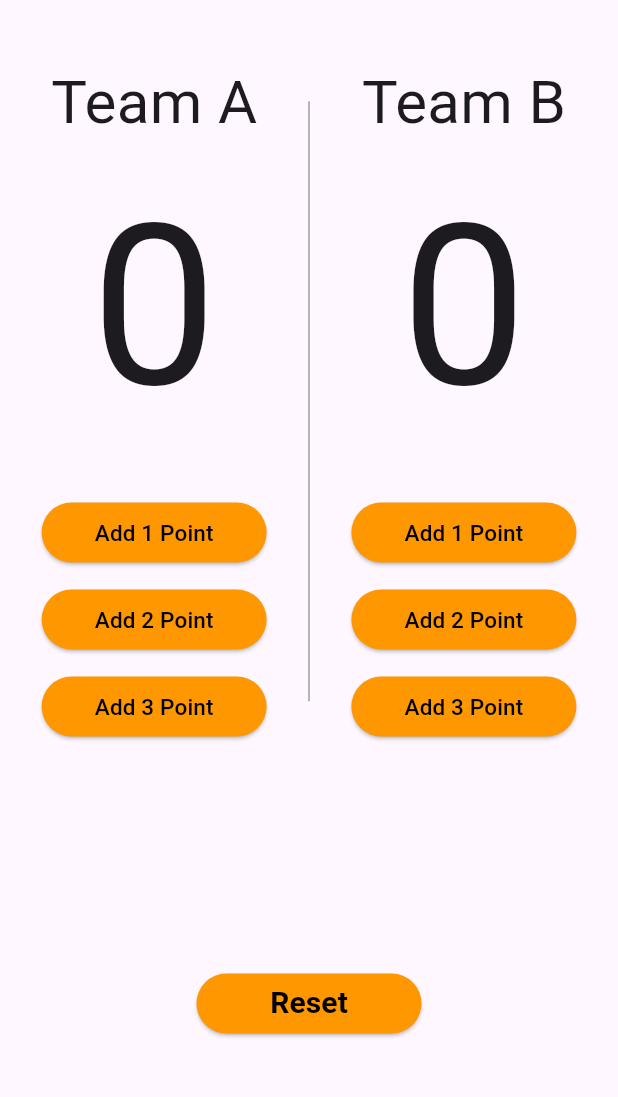
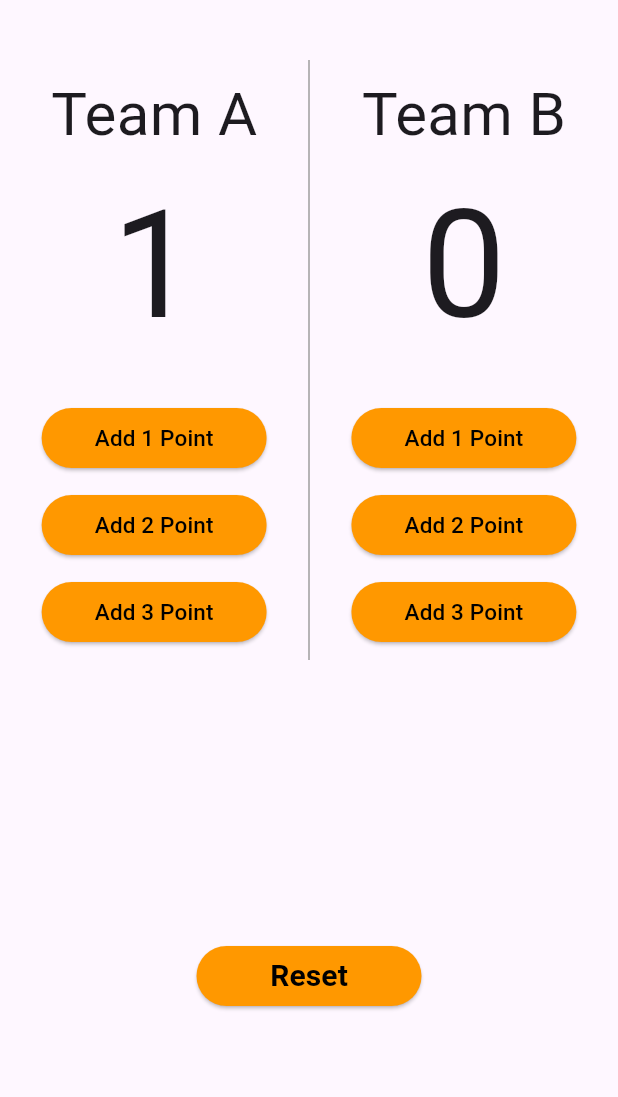
Before and after one commit to Dina266/basketball_counter, a Flutter app: the HomePage screen opened directly, after a tap on "Add 1 Point", on a phone screen of 412 x 824 dp, the part 84-1181 px from its top. Run offline on Flutter 3.47's test engine with Material 3 defaults, Android fonts, the phone set to English and light mode, and no system bars; our stand-ins replace flutter_bloc.

Commit message:
triggering cubit

```diff
--- a/lib/views/home_page.dart
+++ b/lib/views/home_page.dart
@@ -1,12 +1,29 @@
+import 'package:basketball_points_counter/cubit/counter_cubit.dart';
+import 'package:basketball_points_counter/cubit/counter_state.dart';
 import 'package:flutter/material.dart';
+import 'package:flutter_bloc/flutter_bloc.dart';
 
 import 'widgets/custom_column.dart';
 
 class HomePage extends StatelessWidget {
-  const HomePage({super.key});
+  HomePage({super.key});
+
+  int teamAPoints = 0;
+  int teamBPoints = 0;
 
   @override
   Widget build(BuildContext context) {
+    return BlocConsumer<CounterCubit, CounterState>(
+      listener: (context, state) {
+        if(state is CounterAIncrementState) {
+          teamAPoints = BlocProvider.of<CounterCubit>(context).teamAPoints;
+        }else {
+          teamBPoints = BlocProvider.of<CounterCubit>(context).teamBPoints;
+
+        }
+
+      },
+      builder: (context, state) {
         return Scaffold(
           appBar: AppBar(
             backgroundColor: Colors.orange,
@@ -19,20 +36,16 @@ class HomePage extends StatelessWidget {
               child: Row(
                 mainAxisAlignment: MainAxisAlignment.spaceEvenly,
                 children: [
-                const CustomColumn( txt :'A'),
-                Container(
-                  color: Colors.grey,
-                  height: 400,
-                  width: 1
-                ),
-                const CustomColumn(txt : 'B'),
+                  CustomColumn(txt: 'A' , teamAPoints: teamAPoints),
+                  Container(color: Colors.grey, height: 400, width: 1),
+                  CustomColumn(txt: 'B', teamBPoints: teamBPoints),
                 ],
               ),
             ),
             const Spacer(flex: 2),
             ElevatedButton(
               onPressed: () {
-
+                BlocProvider.of<CounterCubit>(context).reset();
               },
               style: const ButtonStyle(
                 backgroundColor: MaterialStatePropertyAll<Color>(Colors.orange),
@@ -49,5 +62,7 @@ class HomePage extends StatelessWidget {
             const Spacer(flex: 1)
           ]),
         );
+      },
+    );
   }
 }
--- a/lib/views/widgets/custom_column.dart
+++ b/lib/views/widgets/custom_column.dart
@@ -1,9 +1,13 @@
+import 'package:basketball_points_counter/cubit/counter_cubit.dart';
 import 'package:flutter/material.dart';
+import 'package:flutter_bloc/flutter_bloc.dart';
 
 class CustomColumn extends StatelessWidget {
-const CustomColumn({super.key, required this.txt });
+const CustomColumn({super.key, required this.txt, this.teamAPoints, this.teamBPoints ,  });
 
   final String txt;
+  final int? teamAPoints;
+  final int? teamBPoints;
 
   @override
   Widget build(BuildContext context) {
@@ -13,14 +17,14 @@ const CustomColumn({super.key, required this.txt });
           'Team $txt',
           style: const TextStyle(fontSize: 40),
         ),
-        Text('${txt == 'A' ? 0 : 0}',
-            style: const TextStyle(fontSize: 150)),
+        Text('${txt == 'A' ? teamAPoints : teamBPoints}',
+            style: const TextStyle(fontSize: 100)),
         const SizedBox(
           height: 20,
         ),
         ElevatedButton(
           onPressed: () {
-
+            BlocProvider.of<CounterCubit>(context).teamIncrement(team: txt, buttomNum: 1);
           },
           style: const ButtonStyle(
             backgroundColor: MaterialStatePropertyAll<Color>(Colors.orange),
@@ -34,7 +38,7 @@ const CustomColumn({super.key, required this.txt });
         SizedBox(height: 10,),
         ElevatedButton(
           onPressed: () {
-
+            BlocProvider.of<CounterCubit>(context).teamIncrement(team: txt, buttomNum: 2);
           },
           style: const ButtonStyle(
             backgroundColor: MaterialStatePropertyAll<Color>(Colors.orange),
@@ -48,7 +52,7 @@ const CustomColumn({super.key, required this.txt });
         SizedBox(height: 10,),
         ElevatedButton(
           onPressed: () {
-
+            BlocProvider.of<CounterCubit>(context).teamIncrement(team: txt, buttomNum: 3);
           },
           style: const ButtonStyle(
             backgroundColor: MaterialStatePropertyAll<Color>(Colors.orange),
```
Also changed, not shown: lib/cubit/counter_cubit.dart (+7 -3 lines), lib/main.dart (+5 -5 lines). Lines whose indentation alone changed are shown as unchanged.
